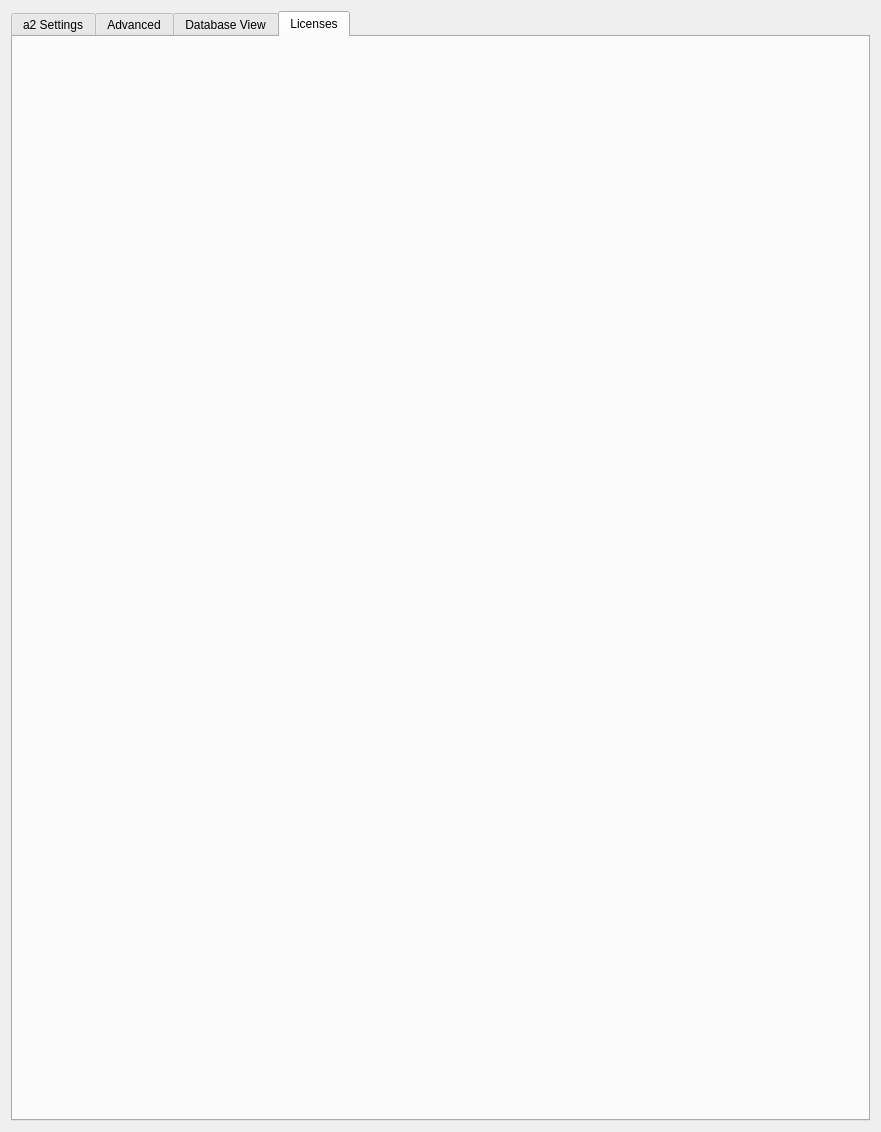
ewerybody/a2, file ui/a2widget/a2settings_view.ui: the form before one commit.
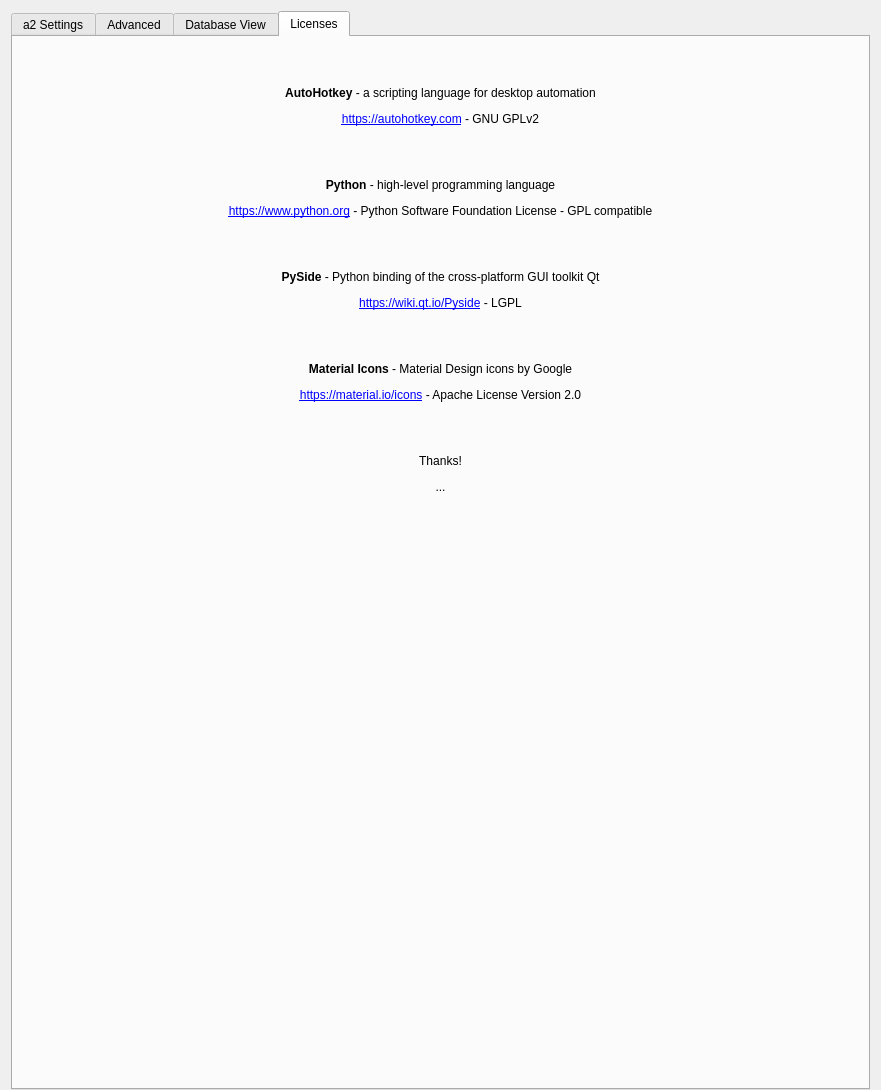
The form after the commit. The open tabs and pages were chosen to show the change. Custom widgets are drawn as their Qt base class.

Commit message: added stuff to the license page

What changed in the file:
```diff
--- a/ui/a2widget/a2settings_view.ui
+++ b/ui/a2widget/a2settings_view.ui
@@ -7,13 +7,19 @@
     <x>0</x>
     <y>0</y>
     <width>881</width>
-    <height>1132</height>
+    <height>1090</height>
    </rect>
   </property>
   <property name="windowTitle">
    <string notr="true">a2settings</string>
   </property>
-  <layout class="QVBoxLayout" name="verticalLayout_2">
+  <property name="styleSheet">
+   <string notr="true">b</string>
+  </property>
+  <layout class="QVBoxLayout" name="a2settings_view_layout">
+   <property name="bottomMargin">
+    <number>0</number>
+   </property>
    <item>
     <widget class="QTabWidget" name="tabWidget">
      <property name="currentIndex">
@@ -372,6 +378,18 @@
       <attribute name="title">
        <string>Licenses</string>
       </attribute>
+      <layout class="QVBoxLayout" name="verticalLayout_2">
+       <item>
+        <widget class="QLabel" name="label">
+         <property name="text">
+          <string>&lt;html&gt;&lt;head/&gt;&lt;body&gt;&lt;p align=&quot;center&quot;&gt;&lt;br/&gt;&lt;/p&gt;&lt;p align=&quot;center&quot;&gt;&lt;span style=&quot; font-weight:600;&quot;&gt;AutoHotkey&lt;/span&gt; - a scripting language for desktop automation&lt;/p&gt;&lt;p align=&quot;center&quot;&gt;&lt;a href=&quot;https://autohotkey.com&quot;&gt;&lt;span style=&quot; text-decoration: underline; color:#0000ff;&quot;&gt;https://autohotkey.com&lt;/span&gt;&lt;/a&gt; - GNU GPLv2&lt;/p&gt;&lt;p align=&quot;center&quot;&gt;&lt;br/&gt;&lt;/p&gt;&lt;p align=&quot;center&quot;&gt;&lt;span style=&quot; font-weight:600;&quot;&gt;Python&lt;/span&gt; - high-level programming language&lt;/p&gt;&lt;p align=&quot;center&quot;&gt;&lt;a href=&quot;https://www.python.org/&quot;&gt;&lt;span style=&quot; text-decoration: underline; color:#0000ff;&quot;&gt;https://www.python.org&lt;/span&gt;&lt;/a&gt; - Python Software Foundation License - GPL compatible&lt;/p&gt;&lt;p align=&quot;center&quot;&gt;&lt;br/&gt;&lt;/p&gt;&lt;p align=&quot;center&quot;&gt;&lt;span style=&quot; font-weight:600;&quot;&gt;PySide&lt;/span&gt; - Python binding of the cross-platform GUI toolkit Qt&lt;/p&gt;&lt;p align=&quot;center&quot;&gt;&lt;a href=&quot;https://wiki.qt.io/Pyside&quot;&gt;&lt;span style=&quot; text-decoration: underline; color:#0000ff;&quot;&gt;https://wiki.qt.io/Pyside&lt;/span&gt;&lt;/a&gt; - LGPL&lt;/p&gt;&lt;p align=&quot;center&quot;&gt;&lt;br/&gt;&lt;/p&gt;&lt;p align=&quot;center&quot;&gt;&lt;span style=&quot; font-weight:600;&quot;&gt;Material Icons&lt;/span&gt; - Material Design icons by Google&lt;/p&gt;&lt;p align=&quot;center&quot;&gt;&lt;a href=&quot;https://material.io/icons&quot;&gt;&lt;span style=&quot; text-decoration: underline; color:#0000ff;&quot;&gt;https://material.io/icons&lt;/span&gt;&lt;/a&gt; - Apache License Version 2.0&lt;/p&gt;&lt;p align=&quot;center&quot;&gt;&lt;br/&gt;&lt;/p&gt;&lt;p align=&quot;center&quot;&gt;Thanks!&lt;/p&gt;&lt;p align=&quot;center&quot;&gt;...&lt;/p&gt;&lt;/body&gt;&lt;/html&gt;</string>
+         </property>
+         <property name="alignment">
+          <set>Qt::AlignLeading|Qt::AlignLeft|Qt::AlignTop</set>
+         </property>
+        </widget>
+       </item>
+      </layout>
      </widget>
     </widget>
    </item>
```
Left out of the diff: 3 changed lines with no effect on the pictures. The commit also changes 1 other file.
